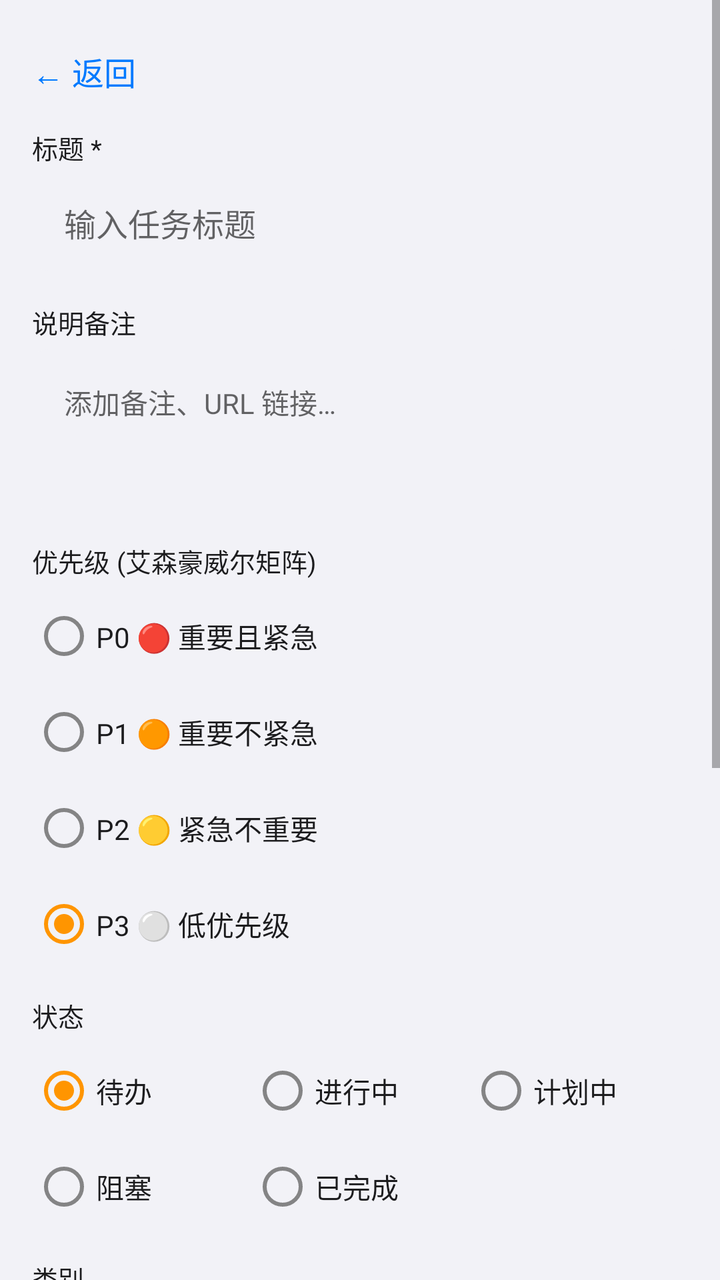
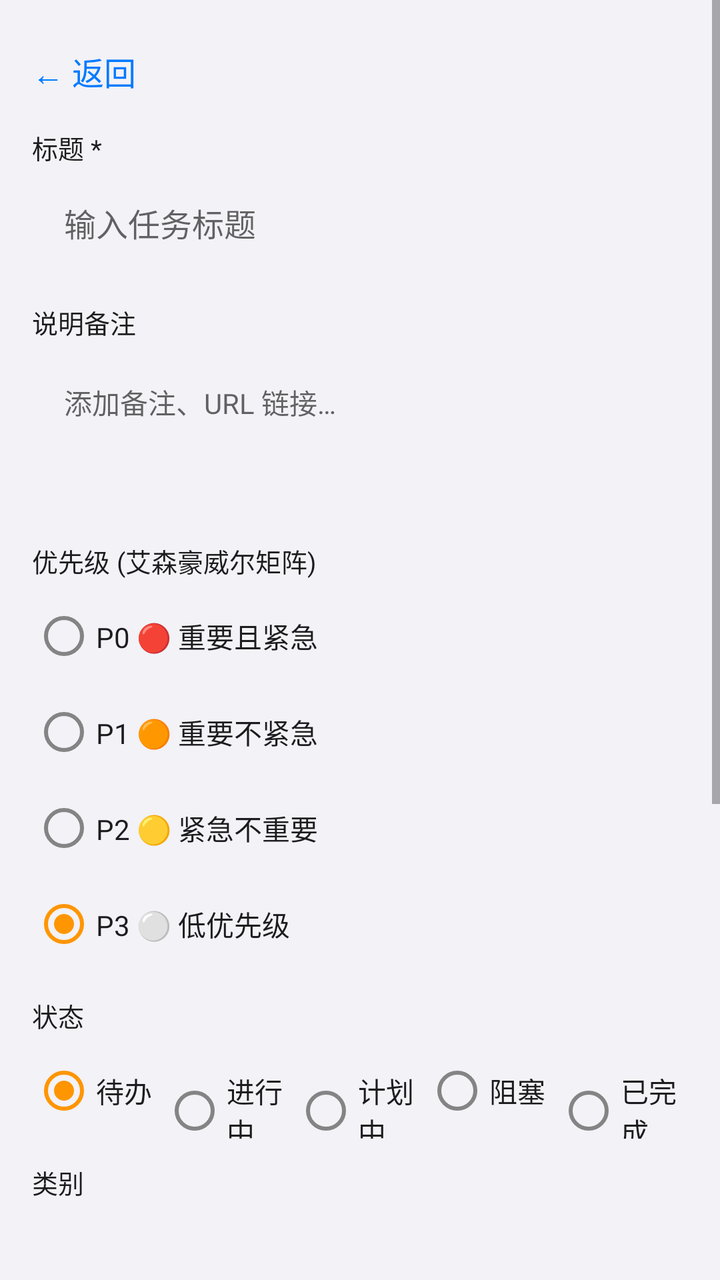

The first picture is an Android layout as it rendered before a commit; the second is the same layout after the commit. The layout source and the unified diff follow.
<!-- AndroidManifest.xml: application theme Theme.TodoApp -->
<!-- res/layout/activity_task_detail.xml -->
<?xml version="1.0" encoding="utf-8"?>
<ScrollView xmlns:android="http://schemas.android.com/apk/res/android"
    android:layout_width="match_parent"
    android:layout_height="match_parent"
    android:background="?attr/colorBackground">

    <LinearLayout
        android:layout_width="match_parent"
        android:layout_height="wrap_content"
        android:orientation="vertical"
        android:padding="16dp">

        
        <TextView android:id="@+id/backButton"
            android:layout_width="wrap_content" android:layout_height="40dp"
            android:gravity="center_vertical"
            android:text="← 返回" android:textColor="@color/colorPrimary"
            android:textSize="16sp" />

        
        <TextView android:layout_width="wrap_content" android:layout_height="wrap_content"
            android:layout_marginTop="8dp" android:text="标题 *"
            android:textColor="?attr/colorOnSurface" android:textSize="13sp" />
        <EditText android:id="@+id/titleInput"
            android:layout_width="match_parent" android:layout_height="48dp"
            android:layout_marginTop="4dp"
            android:background="@drawable/bg_input"
            android:importantForAutofill="no" android:inputType="text"
            android:paddingHorizontal="16dp"
            android:textColor="?attr/colorOnSurface" android:textSize="16sp"
            android:hint="输入任务标题" />

        
        <TextView android:layout_width="wrap_content" android:layout_height="wrap_content"
            android:layout_marginTop="16dp" android:text="说明备注"
            android:textColor="?attr/colorOnSurface" android:textSize="13sp" />
        <EditText android:id="@+id/descInput"
            android:layout_width="match_parent" android:layout_height="80dp"
            android:layout_marginTop="4dp"
            android:background="@drawable/bg_input"
            android:gravity="top"
            android:importantForAutofill="no"
            android:inputType="textMultiLine"
            android:padding="16dp"
            android:textColor="?attr/colorOnSurface" android:textSize="14sp"
            android:hint="添加备注、URL 链接…" />

        
        <TextView android:layout_width="wrap_content" android:layout_height="wrap_content"
            android:layout_marginTop="16dp" android:text="优先级 (艾森豪威尔矩阵)"
            android:textColor="?attr/colorOnSurface" android:textSize="13sp" />

        <RadioGroup android:id="@+id/priorityGroup"
            android:layout_width="match_parent" android:layout_height="wrap_content"
            android:layout_marginTop="4dp" android:orientation="vertical">

            <RadioButton android:id="@+id/radioP0" android:layout_width="match_parent"
                android:layout_height="wrap_content"
                android:text="P0 🔴 重要且紧急" android:textColor="?attr/colorOnSurface" />
            <RadioButton android:id="@+id/radioP1" android:layout_width="match_parent"
                android:layout_height="wrap_content"
                android:text="P1 🟠 重要不紧急" android:textColor="?attr/colorOnSurface" />
            <RadioButton android:id="@+id/radioP2" android:layout_width="match_parent"
                android:layout_height="wrap_content"
                android:text="P2 🟡 紧急不重要" android:textColor="?attr/colorOnSurface" />
            <RadioButton android:id="@+id/radioP3" android:layout_width="match_parent"
                android:layout_height="wrap_content"
                android:text="P3 ⚪ 低优先级" android:textColor="?attr/colorOnSurface"
                android:checked="true" />
        </RadioGroup>

        
        <TextView android:layout_width="wrap_content" android:layout_height="wrap_content"
            android:layout_marginTop="12dp" android:text="状态"
            android:textColor="?attr/colorOnSurface" android:textSize="13sp" />

        <RadioGroup android:id="@+id/statusGroup"
            android:layout_width="match_parent" android:layout_height="wrap_content"
            android:layout_marginTop="4dp" android:orientation="horizontal">

            <RadioButton android:id="@+id/statusTodo" android:layout_width="0dp"
                android:layout_height="wrap_content" android:layout_weight="1"
                android:text="待办" android:textColor="?attr/colorOnSurface" android:checked="true" />
            <RadioButton android:id="@+id/statusDoing" android:layout_width="0dp"
                android:layout_height="wrap_content" android:layout_weight="1"
                android:text="进行中" android:textColor="?attr/colorOnSurface" />
            <RadioButton android:id="@+id/statusPlanned" android:layout_width="0dp"
                android:layout_height="wrap_content" android:layout_weight="1"
                android:text="计划中" android:textColor="?attr/colorOnSurface" />
        </RadioGroup>

        <RadioGroup
            android:layout_width="match_parent" android:layout_height="wrap_content"
            android:orientation="horizontal">
            <RadioButton android:id="@+id/statusBlocked" android:layout_width="0dp"
                android:layout_height="wrap_content" android:layout_weight="1"
                android:text="阻塞" android:textColor="?attr/colorOnSurface" />
            <RadioButton android:id="@+id/statusDone" android:layout_width="0dp"
                android:layout_height="wrap_content" android:layout_weight="1"
                android:text="已完成" android:textColor="?attr/colorOnSurface" />
            <View android:layout_width="0dp" android:layout_height="1dp" android:layout_weight="1" />
        </RadioGroup>

        
        <TextView android:layout_width="wrap_content" android:layout_height="wrap_content"
            android:layout_marginTop="12dp" android:text="类别"
            android:textColor="?attr/colorOnSurface" android:textSize="13sp" />

        <Spinner android:id="@+id/categorySpinner"
            android:layout_width="match_parent" android:layout_height="44dp"
            android:layout_marginTop="4dp"
            android:background="@drawable/bg_input"
            android:paddingHorizontal="8dp" />

        <EditText android:id="@+id/customTagInput"
            android:layout_width="match_parent" android:layout_height="44dp"
            android:layout_marginTop="4dp"
            android:background="@drawable/bg_input"
            android:paddingHorizontal="16dp"
            android:hint="自定义标签名称"
            android:textColor="?attr/colorOnSurface"
            android:visibility="gone" />

        
        <TextView android:layout_width="wrap_content" android:layout_height="wrap_content"
            android:layout_marginTop="12dp" android:text="截止日期与时间"
            android:textColor="?attr/colorOnSurface" android:textSize="13sp" />

        <LinearLayout android:id="@+id/dueDateContainer"
            android:layout_width="match_parent" android:layout_height="44dp"
            android:layout_marginTop="4dp"
            android:background="@drawable/bg_input"
            android:clickable="true" android:focusable="true"
            android:gravity="center_vertical" android:paddingHorizontal="16dp">

            <TextView android:id="@+id/dueDateText"
                android:layout_width="wrap_content" android:layout_height="wrap_content"
                android:text="点击设置" android:textColor="?attr/colorOnSurface"
                android:textSize="15sp" />
        </LinearLayout>

        
        <TextView android:layout_width="wrap_content" android:layout_height="wrap_content"
            android:layout_marginTop="12dp" android:text="重复提醒"
            android:textColor="?attr/colorOnSurface" android:textSize="13sp" />

        <Spinner android:id="@+id/repeatSpinner"
            android:layout_width="match_parent" android:layout_height="44dp"
            android:layout_marginTop="4dp"
            android:background="@drawable/bg_input"
            android:paddingHorizontal="8dp" />

        <LinearLayout android:id="@+id/repeatDaysContainer"
            android:layout_width="match_parent" android:layout_height="wrap_content"
            android:layout_marginTop="4dp"
            android:orientation="vertical"
            android:visibility="gone">

            <TextView android:layout_width="wrap_content" android:layout_height="wrap_content"
                android:text="选择星期几" android:textColor="?attr/colorOnSurface"
                android:textSize="12sp" />

            <LinearLayout android:id="@+id/repeatDaysLayout"
                android:layout_width="match_parent" android:layout_height="wrap_content"
                android:orientation="horizontal" />
        </LinearLayout>

        
        <CheckBox android:id="@+id/syncCalendarCheck"
            android:layout_width="match_parent" android:layout_height="44dp"
            android:layout_marginTop="8dp"
            android:text="同步到系统日历并提醒"
            android:textColor="?attr/colorOnSurface" />

        
        <TextView android:layout_width="wrap_content" android:layout_height="wrap_content"
            android:layout_marginTop="8dp" android:text="附件"
            android:textColor="?attr/colorOnSurface" android:textSize="13sp" />

        <Button android:id="@+id/attachButton"
            android:layout_width="match_parent" android:layout_height="40dp"
            android:layout_marginTop="4dp"
            android:backgroundTint="@color/colorPrimary"
            android:text="📎 添加图片附件"
            android:textColor="@android:color/white" />

        <LinearLayout android:id="@+id/attachmentContainer"
            android:layout_width="match_parent" android:layout_height="wrap_content"
            android:layout_marginTop="8dp"
            android:orientation="vertical"
            android:visibility="gone">

            <ImageView android:id="@+id/attachmentPreview"
                android:layout_width="200dp" android:layout_height="200dp"
                android:scaleType="centerCrop" />
        </LinearLayout>

        
        <LinearLayout
            android:layout_width="match_parent" android:layout_height="wrap_content"
            android:layout_marginTop="24dp" android:orientation="horizontal">

            <Button android:id="@+id/deleteButton"
                android:layout_width="0dp" android:layout_height="48dp"
                android:layout_marginEnd="8dp" android:layout_weight="1"
                android:backgroundTint="#FF3B30"
                android:text="删除" android:textColor="@android:color/white"
                android:visibility="gone" />

            <Button android:id="@+id/saveButton"
                android:layout_width="0dp" android:layout_height="48dp"
                android:layout_marginStart="8dp" android:layout_weight="1"
                android:backgroundTint="@color/colorPrimary"
                android:text="保存" android:textColor="@android:color/white" />
        </LinearLayout>

    </LinearLayout>
</ScrollView>
<!-- resources referenced by this layout -->
<resources>
  <color name="colorPrimary">#007AFF</color>
  <!-- drawable bg_input (drawable) -->
  <?xml version="1.0" encoding="utf-8"?>
  <shape xmlns:android="http://schemas.android.com/apk/res/android">
      <solid android:color="#F2F2F7" />
      <corners android:radius="8dp" />
  </shape>
  <style name="Theme.TodoApp" parent="Theme.MaterialComponents.Light.NoActionBar">
          <item name="colorPrimary">@color/colorPrimary</item>
          <item name="colorPrimaryVariant">@color/colorPrimaryDark</item>
          <item name="colorOnPrimary">@android:color/white</item>
          <item name="colorSecondary">@color/colorAccent</item>
          <item name="colorBackground">#F2F2F7</item>
          <item name="colorSurface">@android:color/white</item>
          <item name="colorOnSurface">#1C1C1E</item>
          <item name="android:statusBarColor">@android:color/white</item>
          <item name="android:navigationBarColor">@android:color/white</item>
          <item name="android:windowLightStatusBar">true</item>
      </style>
  <color name="colorPrimaryDark">#0066D6</color>
  <color name="colorAccent">#FF9500</color>
</resources>

<!-- the commit's change to res/layout/activity_task_detail.xml (unified diff, before → after) -->
@@ -87,18 +87,12 @@
             <RadioButton android:id="@+id/statusPlanned" android:layout_width="0dp"
                 android:layout_height="wrap_content" android:layout_weight="1"
                 android:text="计划中" android:textColor="?attr/colorOnSurface" />
-        </RadioGroup>
-
-        <RadioGroup
-            android:layout_width="match_parent" android:layout_height="wrap_content"
-            android:orientation="horizontal">
             <RadioButton android:id="@+id/statusBlocked" android:layout_width="0dp"
                 android:layout_height="wrap_content" android:layout_weight="1"
                 android:text="阻塞" android:textColor="?attr/colorOnSurface" />
             <RadioButton android:id="@+id/statusDone" android:layout_width="0dp"
                 android:layout_height="wrap_content" android:layout_weight="1"
                 android:text="已完成" android:textColor="?attr/colorOnSurface" />
-            <View android:layout_width="0dp" android:layout_height="1dp" android:layout_weight="1" />
         </RadioGroup>
 
         
